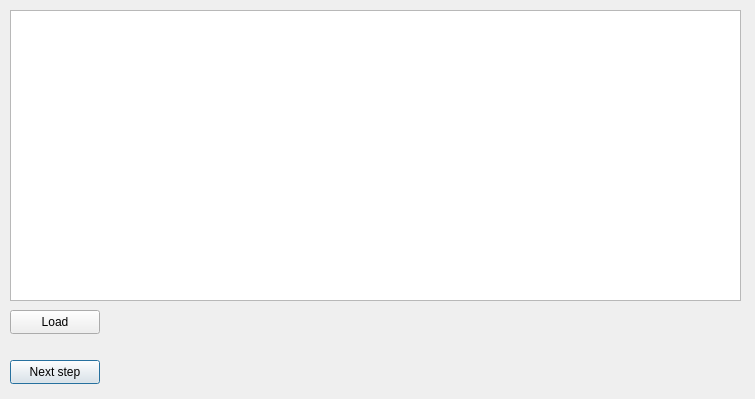
Qt form gui-debug/ui/mainform.ui (antlad/esoinncpp) before a commit.
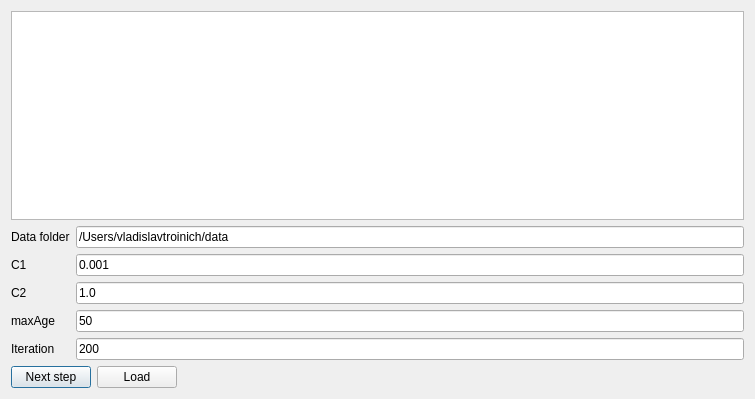
The same form after that commit.

Patch:
```diff
--- a/gui-debug/ui/mainform.ui
+++ b/gui-debug/ui/mainform.ui
@@ -13,42 +13,116 @@
   <property name="windowTitle">
    <string>Dialog</string>
   </property>
-  <widget class="QPushButton" name="nextStepPushBtn">
-   <property name="geometry">
-    <rect>
-     <x>10</x>
-     <y>360</y>
-     <width>90</width>
-     <height>24</height>
-    </rect>
-   </property>
-   <property name="text">
-    <string>Next step</string>
-   </property>
-  </widget>
-  <widget class="QTableView" name="tableView">
-   <property name="geometry">
-    <rect>
-     <x>10</x>
-     <y>10</y>
-     <width>731</width>
-     <height>291</height>
-    </rect>
-   </property>
-  </widget>
-  <widget class="QPushButton" name="loadPushButton">
-   <property name="geometry">
-    <rect>
-     <x>10</x>
-     <y>310</y>
-     <width>90</width>
-     <height>24</height>
-    </rect>
-   </property>
-   <property name="text">
-    <string>Load</string>
-   </property>
-  </widget>
+  <layout class="QVBoxLayout" name="verticalLayout">
+   <item>
+    <widget class="QTableView" name="tableView"/>
+   </item>
+   <item>
+    <layout class="QFormLayout" name="formLayout">
+     <item row="1" column="0">
+      <widget class="QLabel" name="label">
+       <property name="text">
+        <string>Data folder</string>
+       </property>
+      </widget>
+     </item>
+     <item row="1" column="1">
+      <widget class="QLineEdit" name="dataFolderLineEdit">
+       <property name="text">
+        <string>/Users/vladislavtroinich/data</string>
+       </property>
+      </widget>
+     </item>
+     <item row="2" column="0">
+      <widget class="QLabel" name="label_2">
+       <property name="text">
+        <string>C1</string>
+       </property>
+      </widget>
+     </item>
+     <item row="3" column="0">
+      <widget class="QLabel" name="label_3">
+       <property name="text">
+        <string>C2</string>
+       </property>
+      </widget>
+     </item>
+     <item row="2" column="1">
+      <widget class="QLineEdit" name="c1LineEdit">
+       <property name="text">
+        <string>0.001</string>
+       </property>
+      </widget>
+     </item>
+     <item row="3" column="1">
+      <widget class="QLineEdit" name="c2LineEdit">
+       <property name="text">
+        <string>1.0</string>
+       </property>
+      </widget>
+     </item>
+     <item row="4" column="0">
+      <widget class="QLabel" name="label_4">
+       <property name="text">
+        <string>maxAge</string>
+       </property>
+      </widget>
+     </item>
+     <item row="5" column="0">
+      <widget class="QLabel" name="label_5">
+       <property name="text">
+        <string>Iteration</string>
+       </property>
+      </widget>
+     </item>
+     <item row="4" column="1">
+      <widget class="QLineEdit" name="maxAgeLineEdit">
+       <property name="text">
+        <string>50</string>
+       </property>
+      </widget>
+     </item>
+     <item row="5" column="1">
+      <widget class="QLineEdit" name="iterationLineEdit">
+       <property name="text">
+        <string>200</string>
+       </property>
+      </widget>
+     </item>
+    </layout>
+   </item>
+   <item>
+    <layout class="QHBoxLayout" name="horizontalLayout">
+     <item>
+      <widget class="QPushButton" name="nextStepPushBtn">
+       <property name="text">
+        <string>Next step</string>
+       </property>
+      </widget>
+     </item>
+     <item>
+      <widget class="QPushButton" name="loadPushButton">
+       <property name="text">
+        <string>Load</string>
+       </property>
+      </widget>
+     </item>
+     <item>
+      <spacer name="horizontalSpacer">
+       <property name="orientation">
+        <enum>Qt::Horizontal</enum>
+       </property>
+       <property name="sizeHint" stdset="0">
+        <size>
+         <width>40</width>
+         <height>20</height>
+        </size>
+       </property>
+      </spacer>
+     </item>
+    </layout>
+   </item>
+  </layout>
  </widget>
  <resources/>
  <connections/>
```
